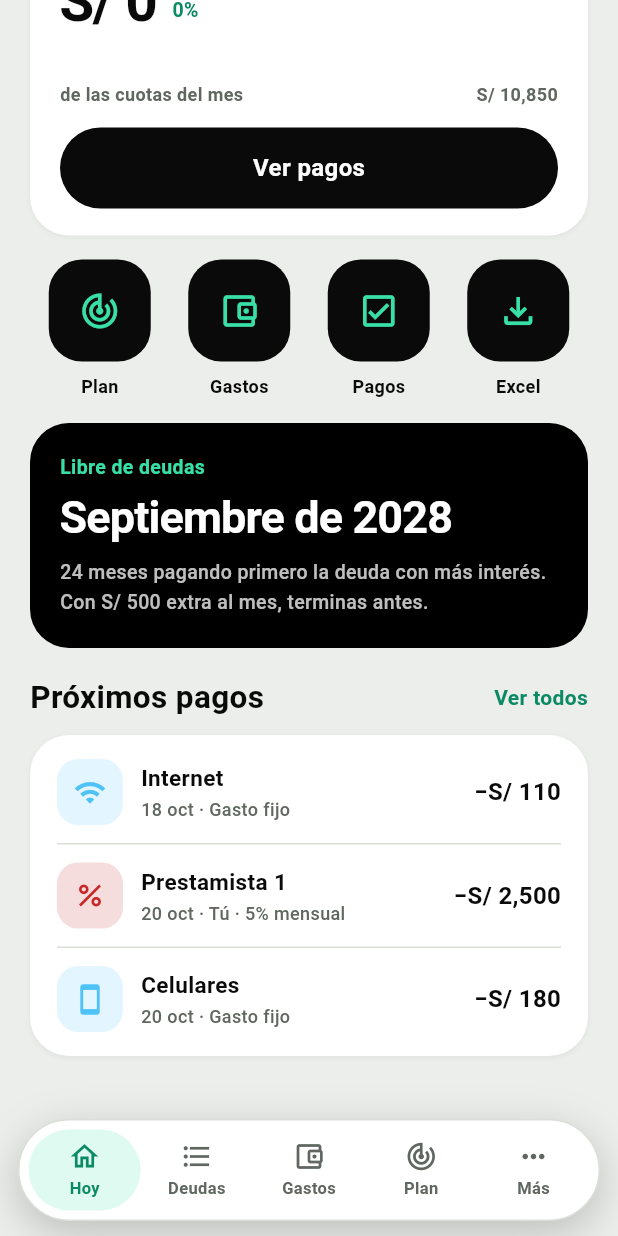
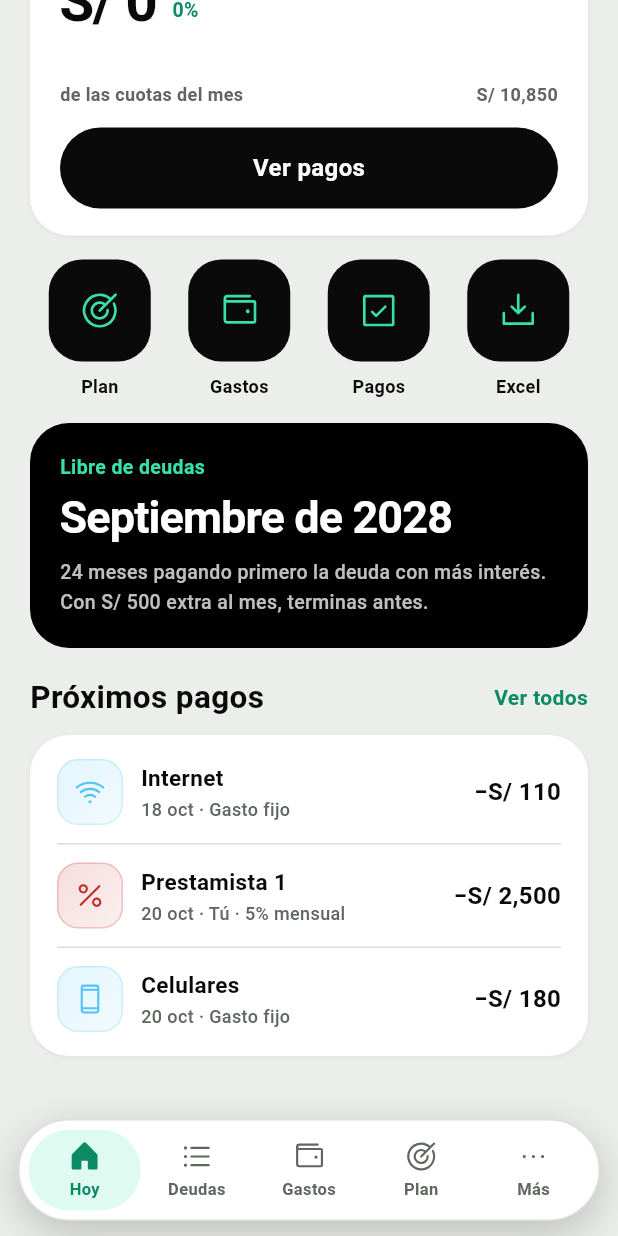
Before and after one commit to AnthonyUribeA/cero, a Flutter app: the screen it shows after launch, scrolled down 243 dp, on a phone screen of 412 x 824 dp. Run offline on Flutter 3.47's test engine with Material 3 defaults, Android fonts, the phone set to English and light mode, and no system bars; our stand-ins replace phosphor_flutter, share_plus, shared_preferences; missing offline and left inert: excel.

Commit message:
Pagos que bajan el saldo y avanzan la cuota, e íconos Phosphor
Co-Authored-By: Claude Opus 5.5 <noreply@anthropic.com>
Claude-Session: https://claude.ai/code/session_01DWdSfUB3XyLZufNSuhNaDn

```diff
--- a/lib/cats.dart
+++ b/lib/cats.dart
@@ -1,4 +1,5 @@
 import 'package:flutter/material.dart';
+import 'icons.dart';
 
 const Color kFijo = Color(0xFF4FC3F7);
 const Color kVar = Color(0xFFB39DFF);
@@ -7,30 +8,30 @@ const Color kHormiga = Color(0xFFF7C948);
 IconData catIcon(String c) {
   switch (c) {
     case 'Delivery':
-      return Icons.delivery_dining;
+      return Ic.delivery;
     case 'Café':
-      return Icons.local_cafe_outlined;
+      return Ic.coffee;
     case 'Snacks':
-      return Icons.cookie_outlined;
+      return Ic.snack;
     case 'Taxi':
-      return Icons.local_taxi_outlined;
+      return Ic.taxi;
     case 'Comida':
-      return Icons.restaurant_outlined;
+      return Ic.food;
     case 'Transporte':
-      return Icons.directions_bus_outlined;
+      return Ic.bus;
     case 'Salud':
-      return Icons.medical_services_outlined;
+      return Ic.health;
     default:
-      return Icons.more_horiz;
+      return Ic.other;
   }
 }
 
 IconData fixedIcon(String name) {
   final n = name.toLowerCase();
-  if (n.contains('alquiler')) return Icons.home_outlined;
-  if (n.contains('luz')) return Icons.bolt;
-  if (n.contains('agua')) return Icons.water_drop_outlined;
-  if (n.contains('internet')) return Icons.wifi;
-  if (n.contains('celular')) return Icons.smartphone;
-  return Icons.receipt_long_outlined;
+  if (n.contains('alquiler')) return Ic.house;
+  if (n.contains('luz')) return Ic.bolt;
+  if (n.contains('agua')) return Ic.drop;
+  if (n.contains('internet')) return Ic.wifi;
+  if (n.contains('celular')) return Ic.phone;
+  return Ic.receipt;
 }
--- /dev/null
+++ b/lib/icons.dart
@@ -0,0 +1,47 @@
+import 'package:flutter/widgets.dart';
+import 'package:phosphor_flutter/phosphor_flutter.dart';
+
+/// Íconos de Cero (Phosphor): trazo fino y técnico, estilo financiero.
+class Ic {
+  static const IconData home = PhosphorIconsRegular.house;
+  static const IconData homeOn = PhosphorIconsFill.house;
+  static const IconData debts = PhosphorIconsRegular.listBullets;
+  static const IconData debtsOn = PhosphorIconsFill.listBullets;
+  static const IconData wallet = PhosphorIconsRegular.wallet;
+  static const IconData walletOn = PhosphorIconsFill.wallet;
+  static const IconData target = PhosphorIconsRegular.target;
+  static const IconData targetOn = PhosphorIconsFill.target;
+  static const IconData more = PhosphorIconsRegular.dotsThree;
+  static const IconData moreOn = PhosphorIconsBold.dotsThree;
+
+  static const IconData percent = PhosphorIconsRegular.percent;
+  static const IconData back = PhosphorIconsRegular.caretLeft;
+  static const IconData next = PhosphorIconsRegular.caretRight;
+  static const IconData download = PhosphorIconsRegular.downloadSimple;
+  static const IconData plus = PhosphorIconsRegular.plus;
+  static const IconData minus = PhosphorIconsRegular.minus;
+  static const IconData gear = PhosphorIconsRegular.gearSix;
+  static const IconData bell = PhosphorIconsRegular.bell;
+  static const IconData close = PhosphorIconsRegular.x;
+  static const IconData wifi = PhosphorIconsRegular.wifiHigh;
+  static const IconData drop = PhosphorIconsRegular.drop;
+  static const IconData table = PhosphorIconsRegular.table;
+  static const IconData phone = PhosphorIconsRegular.deviceMobile;
+  static const IconData clock = PhosphorIconsRegular.clock;
+  static const IconData food = PhosphorIconsRegular.forkKnife;
+  static const IconData receipt = PhosphorIconsRegular.receipt;
+  static const IconData health = PhosphorIconsRegular.firstAid;
+  static const IconData taxi = PhosphorIconsRegular.taxi;
+  static const IconData coffee = PhosphorIconsRegular.coffee;
+  static const IconData share = PhosphorIconsRegular.export;
+  static const IconData people = PhosphorIconsRegular.usersThree;
+  static const IconData calendar = PhosphorIconsRegular.calendarBlank;
+  static const IconData bus = PhosphorIconsRegular.bus;
+  static const IconData delivery = PhosphorIconsRegular.moped;
+  static const IconData snack = PhosphorIconsRegular.cookie;
+  static const IconData checks = PhosphorIconsRegular.checkSquare;
+  static const IconData check = PhosphorIconsBold.check;
+  static const IconData bolt = PhosphorIconsRegular.lightning;
+  static const IconData house = PhosphorIconsRegular.houseLine;
+  static const IconData other = PhosphorIconsRegular.dotsThreeCircle;
+}
--- a/lib/models.dart
+++ b/lib/models.dart
@@ -102,6 +102,32 @@ class Debt {
         extras: extras ?? this.extras,
         planStart: planStart ?? this.planStart,
       );
+
+  /// Cómo queda la deuda al empezar el mes [ym], suponiendo pagados los meses
+  /// anteriores del cronograma.
+  Debt atMonth(int ym) {
+    if (planStart == null || ym <= planStart!) return this;
+    final off = ym - planStart!;
+    final rows = schedule;
+    final bal = off <= rows.length ? rows[off - 1].remaining : 0.0;
+    return Debt(
+      id: id,
+      name: name,
+      kind: kind,
+      owner: owner,
+      balance: bal,
+      rateKind: rateKind,
+      rate: rate,
+      cuota: cuota,
+      payDay: payDay,
+      principal: principal,
+      termMonths: termMonths,
+      paidCount: termMonths == null ? paidCount : (paidCount ?? 0) + off,
+      method: method,
+      extras: {for (final e in extras.entries) if (e.key >= off) e.key - off: e.value},
+      planStart: ym,
+    );
+  }
 
   /// Cuotas que faltan según el plazo, si se conoce.
   int? get remainingTerm => termMonths == null ? null : termMonths! - (paidCount ?? 0);
--- a/lib/screens/ajustes.dart
+++ b/lib/screens/ajustes.dart
@@ -1,4 +1,5 @@
 import 'package:flutter/material.dart';
+import '../icons.dart';
 import '../export.dart';
 import '../store.dart';
 import '../theme.dart';
@@ -43,7 +44,7 @@ class AjustesScreen extends StatelessWidget {
           padding: const EdgeInsets.fromLTRB(20, 8, 20, 24),
           children: [
             Row(children: [
-              roundButton(p, Icons.chevron_left, () => Navigator.of(context).pop(), label: 'Volver'),
+              roundButton(p, Ic.back, () => Navigator.of(context).pop(), label: 'Volver'),
               const SizedBox(width: 12),
             ]),
             const SizedBox(height: 12),
@@ -73,7 +74,7 @@ class AjustesScreen extends StatelessWidget {
                             style: ts(p, 12, color: p.muted, h: 1.4)),
                       ]),
                     ),
-                    Icon(Icons.ios_share, color: p.pri, size: 22),
+                    Icon(Ic.share, color: p.pri, size: 22),
                   ]),
                 ),
               ),
--- a/lib/screens/gastos.dart
+++ b/lib/screens/gastos.dart
@@ -1,4 +1,5 @@
 import 'package:flutter/material.dart';
+import '../icons.dart';
 import '../cats.dart';
 import '../format.dart';
 import '../models.dart';
@@ -50,7 +51,7 @@ class _GastosScreenState extends State<GastosScreen> {
           child: Column(crossAxisAlignment: CrossAxisAlignment.start, children: [
             Row(children: [
               Expanded(child: Text('Gastos', style: hs(30, w: FontWeight.w600, ls: -0.5))),
-              circleBtn(Icons.add, () => _add(tab == 1 ? 0 : (tab == 2 ? 1 : 2)),
+              circleBtn(Ic.plus, () => _add(tab == 1 ? 0 : (tab == 2 ? 1 : 2)),
                   label: 'Agregar gasto'),
             ]),
             const SizedBox(height: 2),
@@ -320,7 +321,7 @@ class _GastosScreenState extends State<GastosScreen> {
                 child: SizedBox(
                   width: 36,
                   height: 36,
-                  child: Icon(Icons.close, size: 16, color: p.muted),
+                  child: Icon(Ic.close, size: 16, color: p.muted),
                 ),
               ),
             ]),
--- a/lib/screens/hoy.dart
+++ b/lib/screens/hoy.dart
@@ -1,4 +1,5 @@
 import 'package:flutter/material.dart';
+import '../icons.dart';
 import '../cats.dart';
 import '../export.dart';
 import '../format.dart';
@@ -31,14 +32,14 @@ class HoyScreen extends StatelessWidget {
     final now = s.now;
     final plan = s.plan;
     final cuotas = s.totalCuotas;
-    final paidSum = s.debts.where((d) => s.paid.contains(d.id)).fold(0.0, (t, d) => t + d.paymentFor(s.ymNow));
+    final paidSum = s.debts.where(s.isPaid).fold(0.0, (t, d) => t + d.paymentFor(s.ymNow));
     final pct = cuotas > 0 ? paidSum / cuotas : 0.0;
 
     final ups = <_Upcoming>[
       for (final d in s.debts)
-        if (!s.paid.contains(d.id) && _pay(d, nextDue(d.payDay, now)) > 0.005)
+        if (!s.isPaid(d) && _pay(d, nextDue(d.payDay, now)) > 0.005)
           _Upcoming(d.name, '${d.owner.label} · ${d.rateLabel}', nextDue(d.payDay, now),
-              _pay(d, nextDue(d.payDay, now)), Icons.percent, p.red),
+              _pay(d, nextDue(d.payDay, now)), Ic.percent, p.red),
       for (final f in s.fixed)
         if (!s.isFixedPaid(f))
           _Upcoming(f.name, 'Gasto fijo', nextDue(f.day, now), f.amount, fixedIcon(f.name), kFijo),
@@ -77,11 +78,11 @@ class HoyScreen extends StatelessWidget {
               const SizedBox(width: 8),
               Text('Cero', style: hs(26, w: FontWeight.w600, ls: -0.5)),
               const Spacer(),
-              circleBtn(Icons.notifications_none, () {
+              circleBtn(Ic.bell, () {
                 Navigator.of(context).push(MaterialPageRoute<void>(builder: (_) => const AjustesScreen()));
               }, label: 'Alertas'),
               const SizedBox(width: 10),
-              circleBtn(Icons.settings_outlined, () {
+              circleBtn(Ic.gear, () {
                 Navigator.of(context).push(MaterialPageRoute<void>(builder: (_) => const AjustesScreen()));
               }, label: 'Ajustes'),
             ]),
@@ -132,12 +133,12 @@ class HoyScreen extends StatelessWidget {
             ),
             const SizedBox(height: 16),
             Row(children: [
-              tile(Icons.track_changes, 'Plan', () => onTab(3)),
-              tile(Icons.account_balance_wallet_outlined, 'Gastos', () => onTab(2)),
-              tile(Icons.check_box_outlined, 'Pagos', () {
+              tile(Ic.target, 'Plan', () => onTab(3)),
+              tile(Ic.wallet, 'Gastos', () => onTab(2)),
+              tile(Ic.checks, 'Pagos', () {
                 Navigator.of(context).push(MaterialPageRoute<void>(builder: (_) => const PagosScreen()));
               }),
-              tile(Icons.file_download_outlined, 'Excel', () => exportExcel(context, s)),
+              tile(Ic.download, 'Excel', () => exportExcel(context, s)),
             ]),
             const SizedBox(height: 16),
             Container(
--- a/lib/screens/ingresos.dart
+++ b/lib/screens/ingresos.dart
@@ -1,4 +1,5 @@
 import 'package:flutter/material.dart';
+import '../icons.dart';
 import '../format.dart';
 import '../models.dart';
 import '../store.dart';
@@ -61,7 +62,7 @@ class IngresosScreen extends StatelessWidget {
           p,
           pad: const EdgeInsets.symmetric(horizontal: 16, vertical: 14),
           child: Row(crossAxisAlignment: CrossAxisAlignment.start, children: [
-            Icon(Icons.groups_outlined, color: p.pri, size: 22),
+            Icon(Ic.people, color: p.pri, size: 22),
             const SizedBox(width: 12),
             Expanded(
               child: Text(
--- a/lib/screens/plan.dart
+++ b/lib/screens/plan.dart
@@ -21,7 +21,7 @@ class PlanScreen extends StatelessWidget {
     final need = s.needForGoal;
     final margin = s.freeMargin;
     final fits = need <= margin;
-    final withMargin = margin > 0 ? simulate(s.debts, order, margin, roll: true, startYm: s.ymNow) : plan;
+    final withMargin = margin > 0 ? simulate(s.current, order, margin, roll: true, startYm: s.ymNow) : plan;
     final isAv = s.strategy == Strategy.avalancha;
 
     Widget stat(String v, String l) => Expanded(
--- a/lib/screens/root.dart
+++ b/lib/screens/root.dart
@@ -1,4 +1,5 @@
 import 'package:flutter/material.dart';
+import '../icons.dart';
 import '../theme.dart';
 import '../widgets.dart';
 import 'deudas.dart';
@@ -17,12 +18,12 @@ class RootShell extends StatefulWidget {
 class _RootShellState extends State<RootShell> {
   int index = 0;
 
-  static const _tabs = <(String, IconData)>[
-    ('Hoy', Icons.home_outlined),
-    ('Deudas', Icons.format_list_bulleted),
-    ('Gastos', Icons.account_balance_wallet_outlined),
-    ('Plan', Icons.track_changes),
-    ('Más', Icons.more_horiz),
+  static const _tabs = <(String, IconData, IconData)>[
+    ('Hoy', Ic.home, Ic.homeOn),
+    ('Deudas', Ic.debts, Ic.debtsOn),
+    ('Gastos', Ic.wallet, Ic.walletOn),
+    ('Plan', Ic.target, Ic.targetOn),
+    ('Más', Ic.more, Ic.moreOn),
   ];
 
   @override
@@ -76,8 +77,8 @@ class _RootShellState extends State<RootShell> {
                           child: Column(
                             mainAxisAlignment: MainAxisAlignment.center,
                             children: [
-                              Icon(_tabs[i].$2,
-                                  size: 22, color: i == index ? p.pri : p.muted),
+                              Icon(i == index ? _tabs[i].$3 : _tabs[i].$2,
+                                  size: 23, color: i == index ? p.pri : p.muted),
                               const SizedBox(height: 2),
                               Text(_tabs[i].$1,
                                   style: ts(p, 11,
--- a/lib/store.dart
+++ b/lib/store.dart
@@ -22,6 +22,7 @@ class AppStore extends ChangeNotifier {
       Expense(id: 'v2', kind: ExpenseKind.variable, category: 'Transporte', note: 'Pasajes', amount: 210, date: day(6), method: 'Efectivo'),
       Expense(id: 'v3', kind: ExpenseKind.variable, category: 'Salud', note: 'Farmacia', amount: 85, date: day(9), method: 'Yape'),
     ]);
+    _migrate();
     incomes.addAll([
       IncomeItem(id: 'i1', label: 'Aporte de mamá', amount: 500, date: day(14), tag: 'Familia'),
       IncomeItem(id: 'i2', label: 'Trabajo extra', amount: 300, date: day(9), tag: 'Extra'),
@@ -74,11 +75,30 @@ class AppStore extends ChangeNotifier {
   final DateTime now = DateTime.now();
   DateTime get startMonth => DateTime(now.year, now.month);
 
-  double get totalDebt => debts.fold(0.0, (s, d) => s + d.balance);
+  double get totalDebt => debts.fold(0.0, (t, d) => t + balanceOf(d));
   int get ymNow => now.year * 12 + now.month - 1;
+
+  void _migrate() {
+    for (var i = 0; i < debts.length; i++) {
+      if (debts[i].planStart == null) debts[i] = debts[i].copyWith(planStart: ymNow);
+    }
+  }
+
+  /// Las deudas como están este mes (antes de pagar la cuota del mes).
+  List<Debt> get current => [for (final d in debts) d.atMonth(ymNow)];
+
+  bool isPaid(Debt d) => paid.contains('${d.id}|$ymNow');
+
+  /// Saldo de hoy: si ya pagaste la cuota del mes, lo que queda después.
+  double balanceOf(Debt d) {
+    final c = d.atMonth(ymNow);
+    if (!isPaid(d)) return c.balance;
+    final rows = c.schedule;
+    return rows.isEmpty ? 0 : rows.first.remaining;
+  }
   double get totalCuotas => debts.fold(0.0, (s, d) => s + d.paymentFor(ymNow));
   double get totalIncome => people.fold(0.0, (s, p) => s + p.income);
-  double get totalInterest => debts.fold(0.0, (s, d) => s + d.firstMonthInterest);
+  double get totalInterest => current.fold(0.0, (t, d) => t + d.firstMonthInterest);
 
   /// Lo que aporta cada persona: las cuotas repartidas según el sueldo.
   List<double> contributions(double amount) {
@@ -124,17 +144,18 @@ class AppStore extends ChangeNotifier {
       totalIncome + extraIncomeMonth - totalCuotas - fixedTotal - varBudgetTotal - hormigaCap;
 
   List<String> get order => strategy == Strategy.avalancha
-      ? avalancheOrder(debts)
-      : snowballOrder(debts);
+      ? avalancheOrder(current)
+      : snowballOrder(current);
 
-  SimResult get plan => simulate(debts, order, extra, roll: true, startYm: ymNow);
-  SimResult get base => simulate(debts, avalancheOrder(debts), 0, roll: false, startYm: ymNow);
-  double get needForGoal => neededExtra(debts, order, goalMonths, startYm: ymNow);
+  SimResult get plan => simulate(current, order, extra, roll: true, startYm: ymNow);
+  SimResult get base => simulate(current, avalancheOrder(current), 0, roll: false, startYm: ymNow);
+  double get needForGoal => neededExtra(current, order, goalMonths, startYm: ymNow);
 
   Debt debtById(String id) => debts.firstWhere((d) => d.id == id);
 
   void togglePaid(String id) {
-    if (!paid.remove(id)) paid.add(id);
+    final k = '$id|$ymNow';
+    if (!paid.remove(k)) paid.add(k);
     notifyListeners();
   }
 
@@ -169,7 +190,7 @@ class AppStore extends ChangeNotifier {
   }
 
   void addDebt(Debt d) {
-    debts.add(d);
+    debts.add(d.planStart == null ? d.copyWith(planStart: ymNow) : d);
     notifyListeners();
   }
 
@@ -267,6 +288,7 @@ class AppStore extends ChangeNotifier {
         ..clear()
         ..addAll(list('incomes').map(IncomeItem.fromJson));
     }
+    _migrate();
     fixedPaid
       ..clear()
       ..addAll([for (final x in (j['fixedPaid'] as List? ?? const [])) x as String]);
--- a/lib/widgets.dart
+++ b/lib/widgets.dart
@@ -1,4 +1,5 @@
 import 'package:flutter/material.dart';
+import 'icons.dart';
 import 'models.dart';
 import 'theme.dart';
 
@@ -96,13 +97,13 @@ Widget stepper(Pal p,
   return Row(
     mainAxisSize: MainAxisSize.min,
     children: [
-      roundButton(p, Icons.remove, onLess, label: lessLabel),
+      roundButton(p, Ic.minus, onLess, label: lessLabel),
       SizedBox(
         width: width,
         child: Text(value,
             textAlign: TextAlign.center, style: ts(p, 18, w: FontWeight.w700, tab: true)),
       ),
-      roundButton(p, Icons.add, onMore, label: moreLabel),
+      roundButton(p, Ic.plus, onMore, label: moreLabel),
     ],
   );
 }
@@ -271,7 +272,7 @@ Widget backBtn(BuildContext context) {
         width: 42,
         height: 42,
         decoration: const BoxDecoration(color: Color(0x24FFFFFF), shape: BoxShape.circle),
-        child: const Icon(Icons.chevron_left, size: 24, color: Colors.white),
+        child: const Icon(Ic.back, size: 24, color: Colors.white),
       ),
     ),
   );
@@ -326,7 +327,15 @@ Widget iconTile(IconData icon, Color fg, Color bg, {double size = 42}) {
   return Container(
     width: size,
     height: size,
-    decoration: BoxDecoration(color: bg, borderRadius: BorderRadius.circular(14)),
+    decoration: BoxDecoration(
+      borderRadius: BorderRadius.circular(size * 0.32),
+      gradient: LinearGradient(
+        begin: Alignment.topLeft,
+        end: Alignment.bottomRight,
+        colors: [bg, bg.withValues(alpha: bg.a * 0.45)],
+      ),
+      border: Border.all(color: fg.withValues(alpha: 0.22), width: 1),
+    ),
     child: Icon(icon, size: size * 0.5, color: fg),
   );
 }
@@ -348,7 +357,7 @@ Widget checkBox(Pal p, bool on, VoidCallback? onTap) {
             border: on ? null : Border.all(color: p.muted, width: 2),
             borderRadius: BorderRadius.circular(8),
           ),
-          child: on ? const Icon(Icons.check, size: 18, color: Color(0xFF04261B)) : null,
+          child: on ? const Icon(Ic.check, size: 18, color: Color(0xFF04261B)) : null,
         ),
       ),
     ),
@@ -383,7 +392,7 @@ Route<void> subPage(Widget child) {
                 padding: const EdgeInsets.fromLTRB(20, 8, 20, 0),
                 child: Align(
                   alignment: Alignment.centerLeft,
-                  child: roundButton(p, Icons.chevron_left, () => Navigator.of(context).pop(),
+                  child: roundButton(p, Ic.back, () => Navigator.of(context).pop(),
                       label: 'Volver'),
                 ),
               ),
--- a/pubspec.yaml
+++ b/pubspec.yaml
@@ -13,6 +13,7 @@ dependencies:
   path_provider: ^2.1.5
   share_plus: ^10.1.4
   shared_preferences: ^2.3.3
+  phosphor_flutter: ^2.1.0
 
 dev_dependencies:
   flutter_test:
```
Also changed, not shown: lib/screens/detalle.dart (+22 -12 lines), lib/screens/deudas.dart (+10 -9 lines), lib/screens/mas.dart (+6 -5 lines), lib/screens/pagos.dart (+5 -4 lines), 1 other file.
